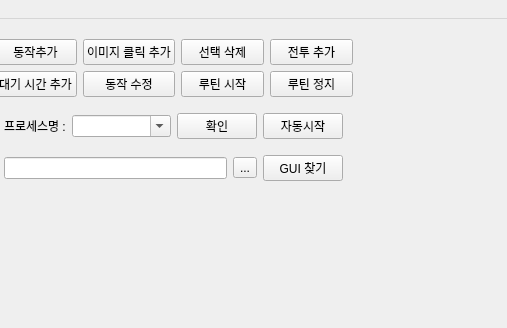
The window that main_window.ui (eglabsid/AutonomousQA_Tool) describes before a commit, drawn with Qt 5; both pictures show x 496 to 1003 and y 0 to 328 of the 1003 by 894 pixel window.
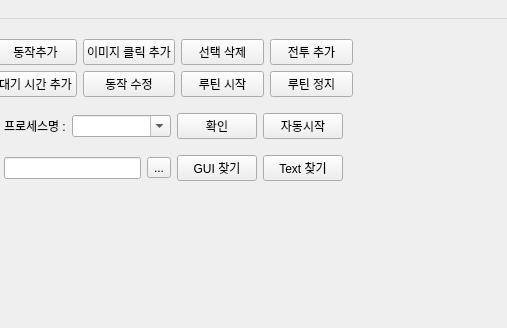
The same window after the commit. Icons and pictures are not drawn.

Diff of the .ui file:
```diff
--- a/main_window.ui
+++ b/main_window.ui
@@ -349,6 +349,13 @@
                  </property>
                 </widget>
                </item>
+               <item>
+                <widget class="QPushButton" name="ocr_search">
+                 <property name="text">
+                  <string>Text 찾기</string>
+                 </property>
+                </widget>
+               </item>
               </layout>
              </item>
             </layout>
```
Left out of the diff: 2 changed lines with no effect on the pictures.
